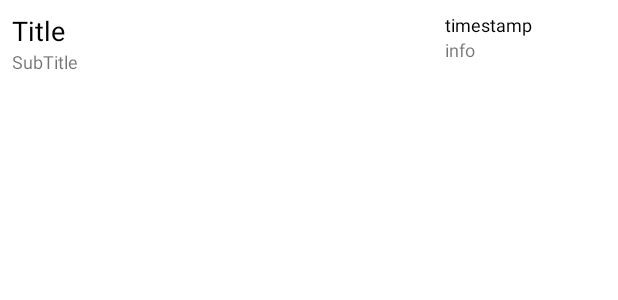
After one commit to UOSHUB/App, an Android app: the layout new_item_layout.xml on its own in the app's theme, with its tools: preview values and no code run, on a phone screen of 412 x 824 dp. The commit adds this screen. Shown: the top 300 px of the screen. Run offline under Robolectric (Android 15) with nearby library versions, the light colour scheme and no system bars; network calls fail.

Commit message:
Overhauling the listview functionality holistically
Changed the item row xml, created new adapter and changed the
corresponding code in the java classes for the fragments.

```diff
--- a/app/src/main/java/baxzel/uoshub/Declutterer.java
+++ b/app/src/main/java/baxzel/uoshub/Declutterer.java
@@ -14,9 +14,9 @@ public class Declutterer{
         else if(URLName == "Courses")
             URL = "https://www.uoshub.com/api/terms/201710/";
         else if(URLName == "Emails")
-            URL = "https://www.uoshub.com/api/emails/personal";
+            URL = "https://www.uoshub.com/api/emails/personal/";
         else if(URLName == "Deadlines")
-            URL = "https://www.uoshub.com/api/updates/";
+            URL = "https://www.uoshub.com/api/terms/201710/deadlines/";
         else if(URLName == "Calendar")
             URL = "https://www.uoshub.com/api/calendar/201720/";
         else if(URLName == "Grades")
--- /dev/null
+++ b/app/src/main/res/layout/new_item_layout.xml
@@ -0,0 +1,63 @@
+<?xml version="1.0" encoding="utf-8"?>
+<LinearLayout
+      xmlns:android="http://schemas.android.com/apk/res/android"
+      android:layout_width="match_parent"
+      android:layout_height="match_parent"
+      android:layout_margin="8dp"
+      android:orientation="horizontal">
+
+    <LinearLayout
+        android:layout_width="wrap_content"
+        android:layout_height="wrap_content"
+        android:layout_weight="5"
+        android:orientation="vertical">
+
+        <TextView
+            android:id="@+id/item_title"
+            android:layout_width="wrap_content"
+            android:layout_height="0dp"
+            android:layout_weight="1"
+            android:text="Title"
+            android:textColor="@android:color/black"
+            android:textSize="18sp"/>
+
+        <TextView
+            android:id="@+id/item_sub_title"
+            android:layout_width="wrap_content"
+            android:layout_height="0dp"
+            android:layout_weight="1"
+            android:text="SubTitle"
+            android:textSize="12sp"/>
+
+
+    </LinearLayout>
+
+    <LinearLayout
+        xmlns:android="http://schemas.android.com/apk/res/android"
+        android:layout_width="wrap_content"
+        android:layout_height="wrap_content"
+        android:orientation="vertical"
+        android:layout_weight="1">
+
+
+
+        <TextView
+            android:id="@+id/item_time"
+            android:layout_width="wrap_content"
+            android:layout_height="0dp"
+            android:layout_weight="1"
+            android:text="timestamp"
+            android:textColor="@android:color/black"
+            android:textSize="12sp"/>
+
+        <TextView
+            android:id="@+id/item_info"
+            android:layout_width="wrap_content"
+            android:layout_height="0dp"
+            android:layout_weight="1"
+            android:text="info"
+            android:textSize="12sp"/>
+
+    </LinearLayout>
+
+</LinearLayout>
--- a/build.gradle
+++ b/build.gradle
@@ -5,7 +5,7 @@ buildscript {
         jcenter()
     }
     dependencies {
-        classpath 'com.android.tools.build:gradle:3.0.0'
+        classpath 'com.android.tools.build:gradle:2.3.3'
 
         // NOTE: Do not place your application dependencies here; they belong
         // in the individual module build.gradle files
```
Also changed, not shown: app/src/main/java/baxzel/uoshub/MyAdapter.java (added, +77 -0 lines), app/src/main/java/baxzel/uoshub/layout/CoursesFragment.java (+16 -30 lines), app/src/main/java/baxzel/uoshub/layout/DeadlinesFragment.java (+15 -38 lines), app/src/main/res/layout/fragment_courses.xml (+4 -21 lines), app/src/main/res/layout/fragment_deadlines.xml (+0 -20 lines).
